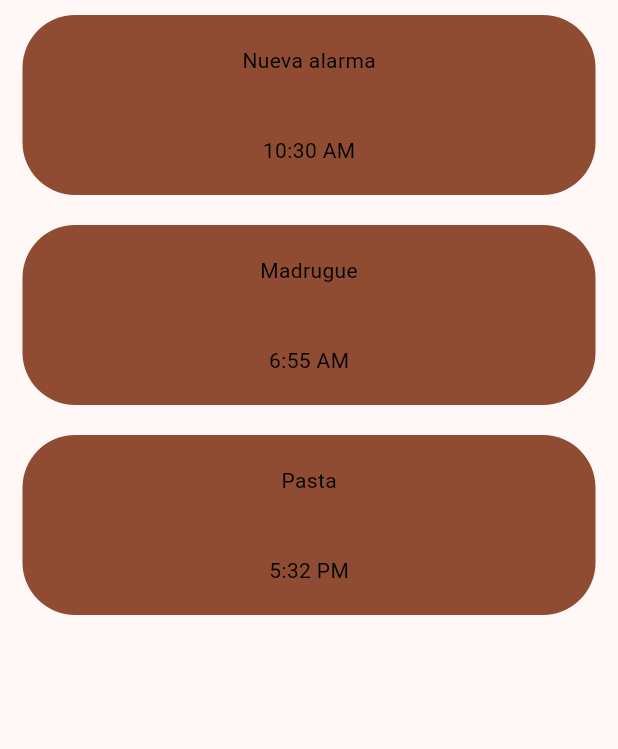
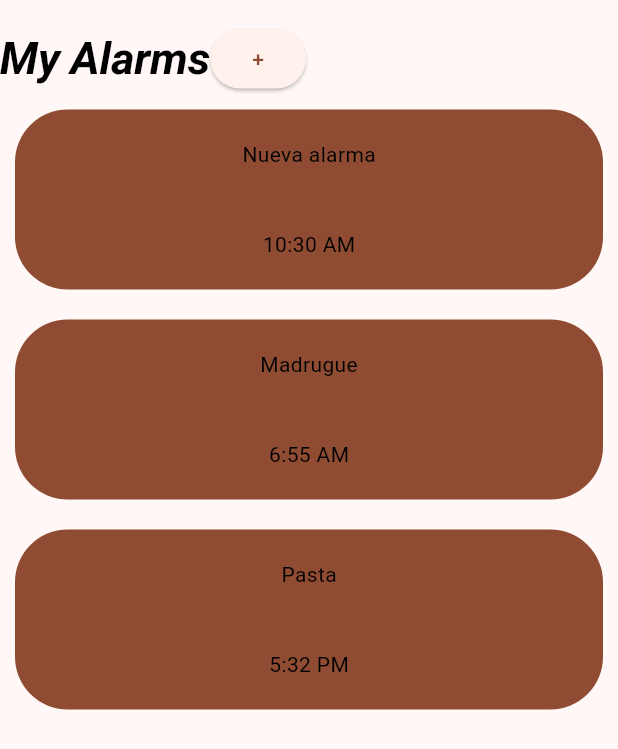
Before and after one commit to mao-rodriguez/alarm_clock, a Flutter app: the screen it shows after launch, on a phone screen of 412 x 824 dp. Shown: the top 749 px of the screen. Run offline on Flutter 3.47's test engine with Material 3 defaults, Android fonts, the phone set to English and light mode, and no system bars; our stand-ins replace numberpicker.

Commit message:
New alarm Form

```diff
--- /dev/null
+++ b/devtools_options.yaml
@@ -0,0 +1 @@
+extensions:
--- a/lib/config/theme/app_theme.dart
+++ b/lib/config/theme/app_theme.dart
@@ -13,13 +13,32 @@ const List<Color> _colors = [
 ];
 
 class AppTheme {
-  final int colorIndex;
-
   AppTheme({this.colorIndex = 0})
       : assert(colorIndex >= 0 && colorIndex <= _colors.length - 1,
             "Color index must be between 0 and ${_colors.length - 1}");
 
+  final int colorIndex;
+
   ThemeData theme() {
-    return ThemeData(useMaterial3: true, colorSchemeSeed: _colors[colorIndex]);
+    return ThemeData(
+        useMaterial3: true,
+        colorSchemeSeed: _colors[colorIndex],
+        textTheme: const TextTheme(
+          displayLarge: TextStyle(
+              fontSize: 30.0,
+              color: Colors.black,
+              fontWeight: FontWeight.bold,
+              fontStyle: FontStyle.italic),
+          displayMedium: TextStyle(
+              fontSize: 20.0,
+              color: Colors.black,
+              fontWeight: FontWeight.bold,
+              fontStyle: FontStyle.italic),
+          displaySmall: TextStyle(
+              fontSize: 15.0,
+              color: Colors.black,
+              fontWeight: FontWeight.bold,
+              fontStyle: FontStyle.italic),
+        ));
   }
 }
--- a/lib/presentation/screens/alarms/alarms_screen.dart
+++ b/lib/presentation/screens/alarms/alarms_screen.dart
@@ -1,4 +1,5 @@
 import 'package:alarm_clock/domain/entities/alarm.dart';
+import 'package:alarm_clock/presentation/screens/forms/alarm_form.dart';
 import 'package:alarm_clock/presentation/providers/alarms_provider.dart';
 import 'package:alarm_clock/presentation/widgets/alarm_saved.dart';
 import 'package:flutter/material.dart';
@@ -31,19 +32,44 @@ class AlarmsWidget extends StatelessWidget {
 
   @override
   Widget build(BuildContext context) {
+    return Padding(
+      padding: const EdgeInsets.symmetric(vertical: 15.0),
+      child: Column(
+        children: <Widget>[
+          Row(
+            children: [
+              Text(
+                'My Alarms',
+                style: Theme.of(context).textTheme.displayLarge,
+              ),
+              ElevatedButton(
+                  onPressed: () {
+                    Navigator.push(context,
+                        MaterialPageRoute(builder: (context) => AlarmForm()));
+                  },
+                  child: const Text('+'))
+            ],
+          ),
+          const AlarmsList()
+        ],
+      ),
+    );
+  }
+}
+
+class AlarmsList extends StatelessWidget {
+  const AlarmsList({super.key});
+
+  @override
+  Widget build(BuildContext context) {
     final alarmsProvider = Provider.of<AlarmsProvider>(context);
-    //TODO: CREATE A HEADER
-    return Padding(
-        padding: const EdgeInsets.symmetric(horizontal: 5),
-        child: Column(children: [
-          Expanded(
+    return Expanded(
       child: ListView.builder(
           itemCount: alarmsProvider.alarmsList.length,
           itemBuilder: (context, index) {
             Alarm alarm = alarmsProvider.alarmsList[index];
             return AlarmSaved(alarm: alarm);
           }),
-          )
-        ]));
+    );
   }
 }
--- a/lib/presentation/widgets/alarm_saved.dart
+++ b/lib/presentation/widgets/alarm_saved.dart
@@ -8,7 +8,6 @@ class AlarmSaved extends StatelessWidget {
   @override
   Widget build(BuildContext context) {
     final colors = Theme.of(context).colorScheme;
-    //TODO: refactor alarm structure
     return Container(
       margin: const EdgeInsets.all(10),
       decoration: BoxDecoration(
--- a/pubspec.yaml
+++ b/pubspec.yaml
@@ -36,6 +36,7 @@ dependencies:
   # Use with the CupertinoIcons class for iOS style icons.
   cupertino_icons: ^1.0.2
   provider: ^6.0.5
+  numberpicker: ^2.1.2
 
 dev_dependencies:
   flutter_test:
```
Also changed, not shown: lib/presentation/screens/forms/alarm_form.dart (added, +66 -0 lines), lib/presentation/widgets/time_picker.dart (added, +24 -0 lines), pubspec.lock. Lines whose indentation alone changed are shown as unchanged.
